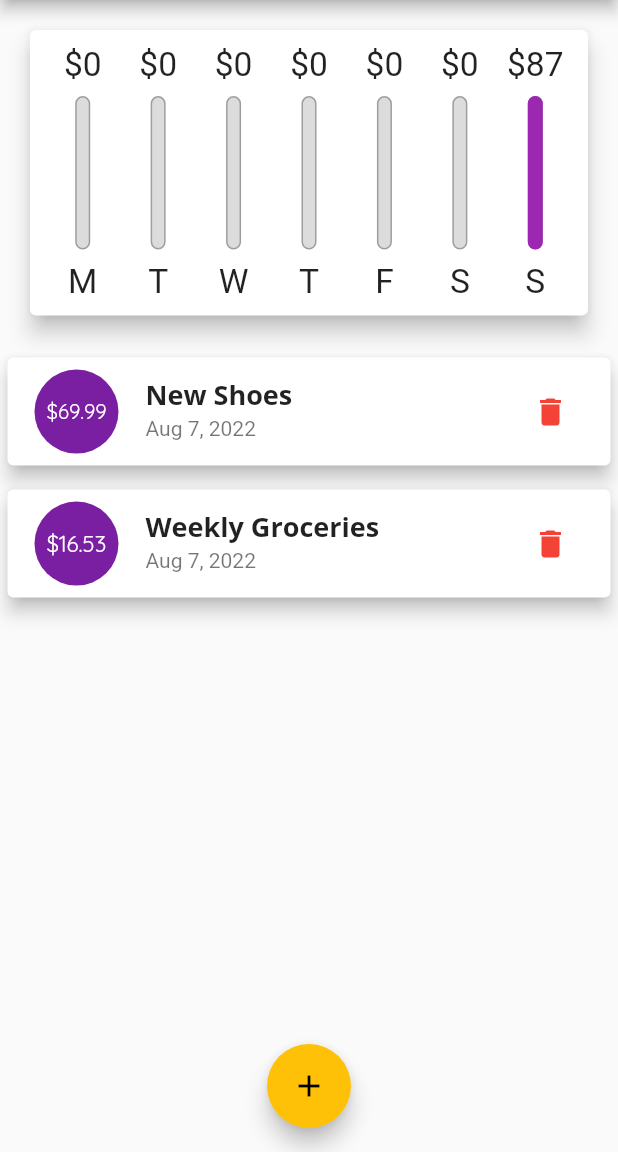
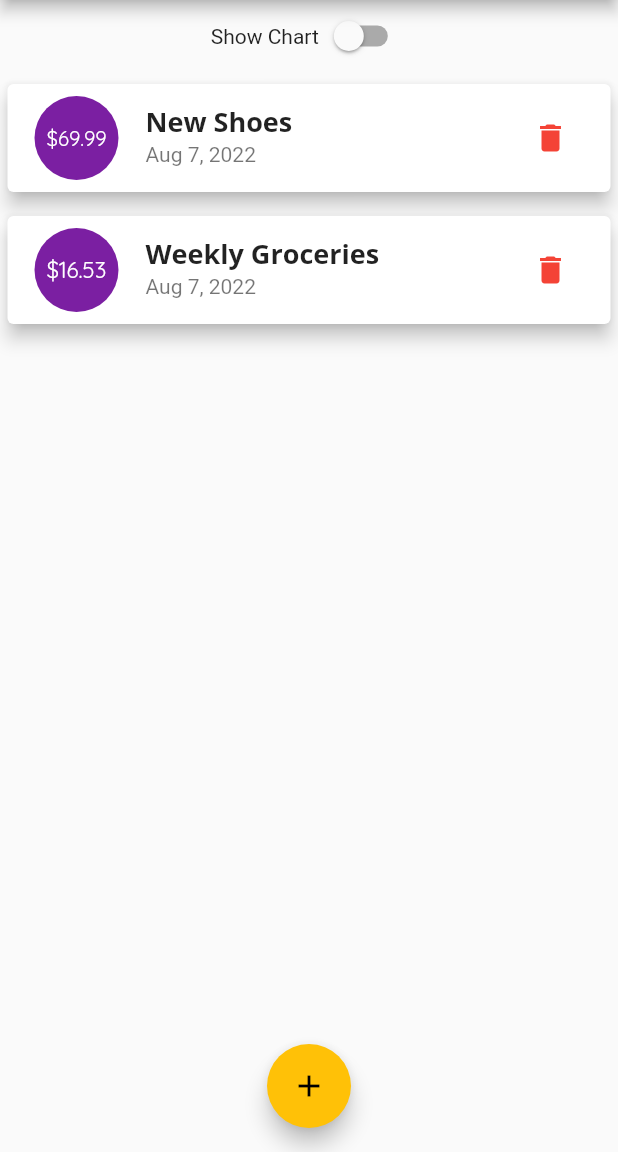
Before and after one commit to manoj1995madushanka/flutter_expense_tracker, a Flutter app: the screen it shows after launch, on a phone screen of 412 x 824 dp, the part 84-1236 px from its top. Run offline on Flutter 3.47's test engine with Material 2 defaults, Android fonts, the phone set to English and light mode, and no system bars.

Commit message:
add layout builder and switch to show contents

```diff
--- a/lib/main.dart
+++ b/lib/main.dart
@@ -2,7 +2,6 @@ import 'package:expense_tracker/models/transaction.dart';
 import 'package:expense_tracker/widgets/chart.dart';
 import 'package:expense_tracker/widgets/new_transaction.dart';
 import 'package:expense_tracker/widgets/transaction_list.dart';
-import 'package:expense_tracker/widgets/user_transaction.dart';
 import 'package:flutter/cupertino.dart';
 import 'package:flutter/material.dart';
 import 'package:flutter/services.dart';
@@ -58,6 +57,8 @@ class _MyHomePageState extends State<MyHomePage> {
   // our changes will not reflet in UI because this is stateless widget
   /*final titleController = new TextEditingController();
   final amountController = new TextEditingController();*/
+
+  bool _showChart = false;
 
   final List<Transaction> _userTransaction = [
     Transaction(
@@ -150,22 +151,38 @@ class _MyHomePageState extends State<MyHomePage> {
                 elevation: 5,
               ),
             ),*/
+            Row(
+              mainAxisAlignment: MainAxisAlignment.center,
+              children: [
+                Text("Show Chart"),
+                Switch(
+                  value: _showChart,
+                  onChanged: (val) {
+                    setState(() {
+                      _showChart = val;
+                    });
+                  },
+                ),
+              ],
+            ),
 
             // MediaQuery.of(context).padding.top) : this is notification bar height
-            Container(
-              height: (MediaQuery.of(context).size.height -
-                      appBar.preferredSize.height -
-                      MediaQuery.of(context).padding.top) *
-                  0.3,
-              child: Chart(_recentTransactions),
-            ),
-            Container(
-              height: (MediaQuery.of(context).size.height -
-                      appBar.preferredSize.height -
-                      MediaQuery.of(context).padding.top) *
-                  0.7,
-              child: TransactionList(_userTransaction, _deleteTransaction),
-            ),
+            _showChart
+                ? Container(
+                    height: (MediaQuery.of(context).size.height -
+                            appBar.preferredSize.height -
+                            MediaQuery.of(context).padding.top) *
+                        0.7,
+                    child: Chart(_recentTransactions),
+                  )
+                : Container(
+                    height: (MediaQuery.of(context).size.height -
+                            appBar.preferredSize.height -
+                            MediaQuery.of(context).padding.top) *
+                        0.7,
+                    child:
+                        TransactionList(_userTransaction, _deleteTransaction),
+                  ),
           ],
         ),
       ),
--- a/lib/widgets/transaction_list.dart
+++ b/lib/widgets/transaction_list.dart
@@ -11,7 +11,8 @@ class TransactionList extends StatelessWidget {
   @override
   Widget build(BuildContext context) {
     return transactions.isEmpty
-        ? Column(
+        ? LayoutBuilder(builder: (ctx, constraint) {
+            return Column(
               children: [
                 Text(
                   "No transactions added yet!",
@@ -22,14 +23,15 @@ class TransactionList extends StatelessWidget {
                   height: 10,
                 ),
                 Container(
-                height: 200,
+                  height: constraint.maxHeight * 0.6,
                   child: Image.asset(
                     'assets/images/waiting.png',
                     fit: BoxFit.cover,
                   ),
                 ),
               ],
-          )
+            );
+          })
         : ListView.builder(
             itemBuilder: (context, index) {
               // new implementation
```
Lines whose indentation alone changed are shown as unchanged.
